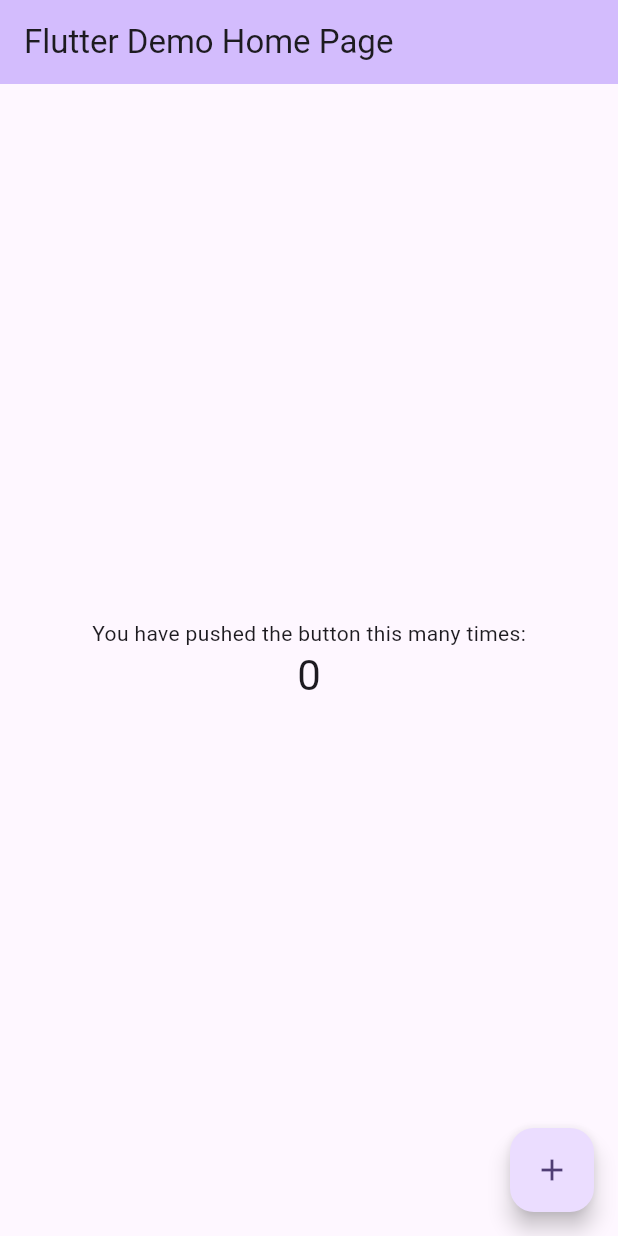
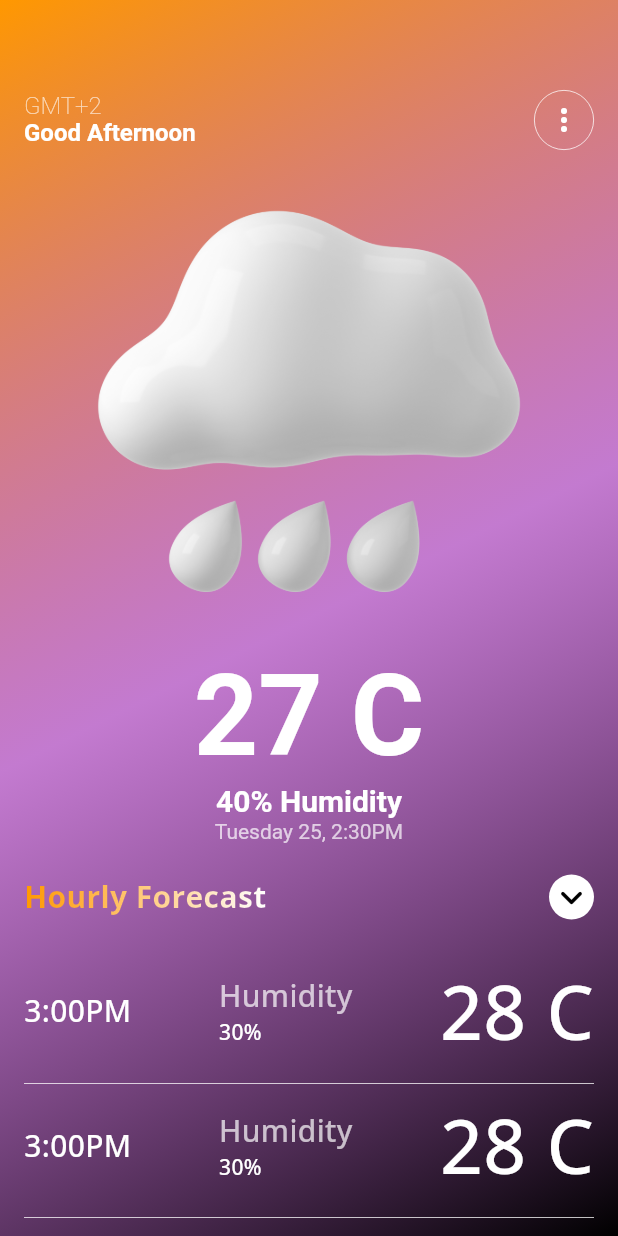
Before and after one commit to Gumib/weather-forecast-app, a Flutter app: the screen it shows after launch, on a phone screen of 412 x 824 dp. Run offline on Flutter 3.47's test engine with Material 3 defaults, Android fonts, the phone set to English and light mode, and no system bars; our stand-ins replace google_fonts.

Commit message:
Home page UI

```diff
--- a/lib/main.dart
+++ b/lib/main.dart
@@ -1,4 +1,5 @@
 import 'package:flutter/material.dart';
+import 'package:weather_forecast_app/pages/home_screen.dart';
 
 void main() {
   runApp(const MyApp());
@@ -11,115 +12,8 @@ class MyApp extends StatelessWidget {
   @override
   Widget build(BuildContext context) {
     return MaterialApp(
-      title: 'Flutter Demo',
-      theme: ThemeData(
-        // This is the theme of your application.
-        //
-        // TRY THIS: Try running your application with "flutter run". You'll see
-        // the application has a purple toolbar. Then, without quitting the app,
-        // try changing the seedColor in the colorScheme below to Colors.green
-        // and then invoke "hot reload" (save your changes or press the "hot
-        // reload" button in a Flutter-supported IDE, or press "r" if you used
-        // the command line to start the app).
-        //
-        // Notice that the counter didn't reset back to zero; the application
-        // state is not lost during the reload. To reset the state, use hot
-        // restart instead.
-        //
-        // This works for code too, not just values: Most code changes can be
-        // tested with just a hot reload.
-        colorScheme: ColorScheme.fromSeed(seedColor: Colors.deepPurple),
-        useMaterial3: true,
-      ),
-      home: const MyHomePage(title: 'Flutter Demo Home Page'),
+      debugShowCheckedModeBanner: false,
+      home: HomeScreen(),
     );
   }
 }
-
-class MyHomePage extends StatefulWidget {
-  const MyHomePage({super.key, required this.title});
-
-  // This widget is the home page of your application. It is stateful, meaning
-  // that it has a State object (defined below) that contains fields that affect
-  // how it looks.
-
-  // This class is the configuration for the state. It holds the values (in this
-  // case the title) provided by the parent (in this case the App widget) and
-  // used by the build method of the State. Fields in a Widget subclass are
-  // always marked "final".
-
-  final String title;
-
-  @override
-  State<MyHomePage> createState() => _MyHomePageState();
-}
-
-class _MyHomePageState extends State<MyHomePage> {
-  int _counter = 0;
-
-  void _incrementCounter() {
-    setState(() {
-      // This call to setState tells the Flutter framework that something has
-      // changed in this State, which causes it to rerun the build method below
-      // so that the display can reflect the updated values. If we changed
-      // _counter without calling setState(), then the build method would not be
-      // called again, and so nothing would appear to happen.
-      _counter++;
-    });
-  }
-
-  @override
-  Widget build(BuildContext context) {
-    // This method is rerun every time setState is called, for instance as done
-    // by the _incrementCounter method above.
-    //
-    // The Flutter framework has been optimized to make rerunning build methods
-    // fast, so that you can just rebuild anything that needs updating rather
-    // than having to individually change instances of widgets.
-    return Scaffold(
-      appBar: AppBar(
-        // TRY THIS: Try changing the color here to a specific color (to
-        // Colors.amber, perhaps?) and trigger a hot reload to see the AppBar
-        // change color while the other colors stay the same.
-        backgroundColor: Theme.of(context).colorScheme.inversePrimary,
-        // Here we take the value from the MyHomePage object that was created by
-        // the App.build method, and use it to set our appbar title.
-        title: Text(widget.title),
-      ),
-      body: Center(
-        // Center is a layout widget. It takes a single child and positions it
-        // in the middle of the parent.
-        child: Column(
-          // Column is also a layout widget. It takes a list of children and
-          // arranges them vertically. By default, it sizes itself to fit its
-          // children horizontally, and tries to be as tall as its parent.
-          //
-          // Column has various properties to control how it sizes itself and
-          // how it positions its children. Here we use mainAxisAlignment to
-          // center the children vertically; the main axis here is the vertical
-          // axis because Columns are vertical (the cross axis would be
-          // horizontal).
-          //
-          // TRY THIS: Invoke "debug painting" (choose the "Toggle Debug Paint"
-          // action in the IDE, or press "p" in the console), to see the
-          // wireframe for each widget.
-          mainAxisAlignment: MainAxisAlignment.center,
-          children: <Widget>[
-            const Text(
-              'You have pushed the button this many times:',
-            ),
-            Text(
-              '$_counter',
-              style: Theme.of(context).textTheme.headlineMedium,
-            ),
-          ],
-        ),
-      ),
-      floatingActionButton: FloatingActionButton(
-        onPressed: _incrementCounter,
-        tooltip: 'Increment',
-        child: const Icon(Icons.add),
-      ), // This trailing comma makes auto-formatting nicer for build methods.
-    );
-  }
-}
--- /dev/null
+++ b/lib/pages/home_screen.dart
@@ -0,0 +1,264 @@
+import 'package:flutter/material.dart';
+import 'package:google_fonts/google_fonts.dart';
+
+class HomeScreen extends StatefulWidget {
+  const HomeScreen({super.key});
+
+  @override
+  State<HomeScreen> createState() => _HomeScreenState();
+}
+
+class _HomeScreenState extends State<HomeScreen> {
+  // function to gradient hourly forecast text
+  Widget gradientText(String text, double fontSize, FontWeight fontWeight) {
+    return ShaderMask(
+      blendMode: BlendMode.srcIn,
+      shaderCallback: (bounds) => LinearGradient(
+              colors: [Colors.orange, Colors.white],
+              begin: Alignment.centerLeft,
+              end: Alignment.centerRight)
+          .createShader(bounds),
+      child: Text(
+        text,
+        style: GoogleFonts.openSans(fontSize: fontSize, fontWeight: fontWeight),
+      ),
+    );
+  }
+
+  // UI
+  @override
+  Widget build(BuildContext context) {
+    // SCAFFOLD
+    return Scaffold(
+      // BODY
+      body: Container(
+        height: MediaQuery.of(context).size.height,
+        width: MediaQuery.of(context).size.width,
+        decoration: BoxDecoration(
+          gradient: LinearGradient(
+            begin: Alignment.topLeft,
+            end: Alignment.bottomRight,
+            colors: [
+              Colors.orange,
+              Colors.purple.withValues(alpha: 0.6),
+              Colors.black,
+            ],
+          ),
+        ),
+
+        // padding around contents
+        child: Padding(
+          padding: EdgeInsets.only(left: 16, top: 60, right: 16),
+          child: Column(
+            crossAxisAlignment: CrossAxisAlignment.center,
+            children: [
+              // timezone, greeting and more icon
+              Row(
+                mainAxisAlignment: MainAxisAlignment.spaceBetween,
+                children: [
+                  RichText(
+                    text: TextSpan(
+                      style: GoogleFonts.openSans(height: 1.1),
+                      children: <TextSpan>[
+                        // timezone
+                        TextSpan(
+                          text: "GMT+2\n",
+                          style: TextStyle(
+                            fontWeight: FontWeight.w100,
+                            fontSize: 16,
+                            color: Colors.white.withValues(alpha: 0.7),
+                          ),
+                        ),
+
+                        // gretting
+                        TextSpan(
+                          text: "Good Afternoon",
+                          style: TextStyle(
+                            fontWeight: FontWeight.w600,
+                            fontSize: 16,
+                            color: Colors.white,
+                          ),
+                        ),
+                      ],
+                    ),
+                  ),
+
+                  // container for more icon
+                  Container(
+                    padding: EdgeInsets.all(2),
+                    height: 40,
+                    width: 40,
+                    decoration: BoxDecoration(
+                      borderRadius: BorderRadius.circular(50),
+                      border: Border.all(
+                        width: 0.5,
+                        color: Colors.white,
+                      ),
+                    ),
+                    child: Icon(
+                      Icons.more_vert_rounded,
+                      color: Colors.white,
+                    ),
+                  )
+                ],
+              ),
+
+              // container for image
+              Padding(
+                padding: EdgeInsets.only(top: 16),
+                child: Container(
+                  height: 300,
+                  width: 300,
+                  decoration: BoxDecoration(
+                    // image
+                    image: DecorationImage(
+                      image: AssetImage("assets/images/rain_cloud.png"),
+                    ),
+                  ),
+                ),
+              ),
+
+              // temp, date and time
+              Padding(
+                padding: EdgeInsets.only(top: 16),
+                child: RichText(
+                  textAlign: TextAlign.center,
+                  text: TextSpan(
+                    style: GoogleFonts.openSans(height: 1.2),
+                    children: <TextSpan>[
+                      // temperature
+                      TextSpan(
+                        text: "27 C\n",
+                        style: TextStyle(
+                          fontWeight: FontWeight.bold,
+                          fontSize: 75,
+                          color: Colors.white,
+                        ),
+                      ),
+
+                      // humidity
+                      TextSpan(
+                        text: "40% Humidity\n",
+                        style: TextStyle(
+                          fontWeight: FontWeight.bold,
+                          fontSize: 20,
+                          color: Colors.white,
+                        ),
+                      ),
+
+                      // current date and time
+                      TextSpan(
+                        text: "Tuesday 25, 2:30PM",
+                        style: TextStyle(
+                          color: Colors.white.withValues(alpha: 0.7),
+                        ),
+                      ),
+                    ],
+                  ),
+                ),
+              ),
+
+              // hourly forecast text and drop down arrow
+              Padding(
+                padding: EdgeInsets.symmetric(vertical: 20),
+                child: Row(
+                  mainAxisAlignment: MainAxisAlignment.spaceBetween,
+                  children: [
+                    // hourly forecast text
+                    gradientText("Hourly Forecast", 20, FontWeight.bold),
+
+                    // drop down arrow
+                    Container(
+                      height: 30,
+                      width: 30,
+                      decoration: BoxDecoration(
+                        color: Colors.white,
+                        borderRadius: BorderRadius.circular(50),
+                      ),
+                      alignment: Alignment.center,
+                      child: Icon(
+                        Icons.keyboard_arrow_down_rounded,
+                        color: Colors.black,
+                        size: 30,
+                      ),
+                    ),
+                  ],
+                ),
+              ),
+
+              // display of hourly forecast
+              Expanded(
+                  child: ListView.builder(
+                itemCount: 24,
+                itemBuilder: (context, index) {
+                  return Container(
+                    padding: EdgeInsets.only(top: 5, bottom: 12),
+                    width: MediaQuery.of(context).size.width,
+                    decoration: BoxDecoration(
+                      border: Border(
+                        bottom: BorderSide(width: 0.5, color: Colors.white),
+                      ),
+                    ),
+
+                    // display hour, temperature, humidity
+                    child: Row(
+                      mainAxisAlignment: MainAxisAlignment.spaceBetween,
+                      children: [
+                        // hour
+                        Text(
+                          "3:00PM",
+                          style: GoogleFonts.openSans(
+                              fontSize: 20,
+                              fontWeight: FontWeight.w500,
+                              color: Colors.white),
+                        ),
+
+                        // humidty
+                        Column(
+                          crossAxisAlignment: CrossAxisAlignment.start,
+                          children: [
+                            Text(
+                              "Humidity",
+                              style: GoogleFonts.openSans(
+                                fontSize: 20,
+                                fontWeight: FontWeight.w500,
+                                color: Colors.white.withValues(alpha: 0.7),
+                              ),
+                            ),
+                            Text(
+                              "30%",
+                              style: GoogleFonts.openSans(
+                                fontWeight: FontWeight.w500,
+                                fontSize: 14,
+                                color: Colors.white,
+                              ),
+                            ),
+                          ],
+                        ),
+
+                        // temp
+                        Column(
+                          crossAxisAlignment: CrossAxisAlignment.start,
+                          children: [
+                            Text(
+                              "28 C",
+                              style: GoogleFonts.openSans(
+                                fontWeight: FontWeight.w500,
+                                fontSize: 50,
+                                color: Colors.white,
+                              ),
+                            ),
+                          ],
+                        ),
+                      ],
+                    ),
+                  );
+                },
+              ))
+            ],
+          ),
+        ),
+      ),
+    );
+  }
+}
```
Also changed, not shown: pubspec.yaml (+7 -16 lines), assets/images/cloud.png (added), assets/images/rain_cloud.png (added), pubspec.lock, 3 other files.
